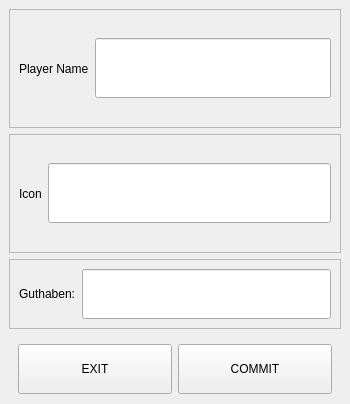
Qt form add_player_window.ui (HausMeister008/TikTakToeWithDavid) before a commit.
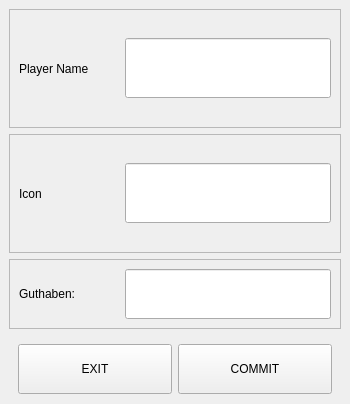
The same form after that commit.

The edit to the form file:
```diff
--- a/add_player_window.ui
+++ b/add_player_window.ui
@@ -79,6 +79,12 @@
         <layout class="QHBoxLayout" name="horizontalLayout_3">
          <item>
           <widget class="QLabel" name="label_3">
+           <property name="minimumSize">
+            <size>
+             <width>100</width>
+             <height>0</height>
+            </size>
+           </property>
            <property name="text">
             <string>Player Name</string>
            </property>
@@ -126,6 +132,12 @@
         <layout class="QHBoxLayout" name="horizontalLayout_4">
          <item>
           <widget class="QLabel" name="label_2">
+           <property name="minimumSize">
+            <size>
+             <width>100</width>
+             <height>0</height>
+            </size>
+           </property>
            <property name="text">
             <string>Icon</string>
            </property>
@@ -185,6 +197,12 @@
         <layout class="QHBoxLayout" name="horizontalLayout_2">
          <item>
           <widget class="QLabel" name="label">
+           <property name="minimumSize">
+            <size>
+             <width>100</width>
+             <height>0</height>
+            </size>
+           </property>
            <property name="text">
             <string>Guthaben:</string>
            </property>
```
